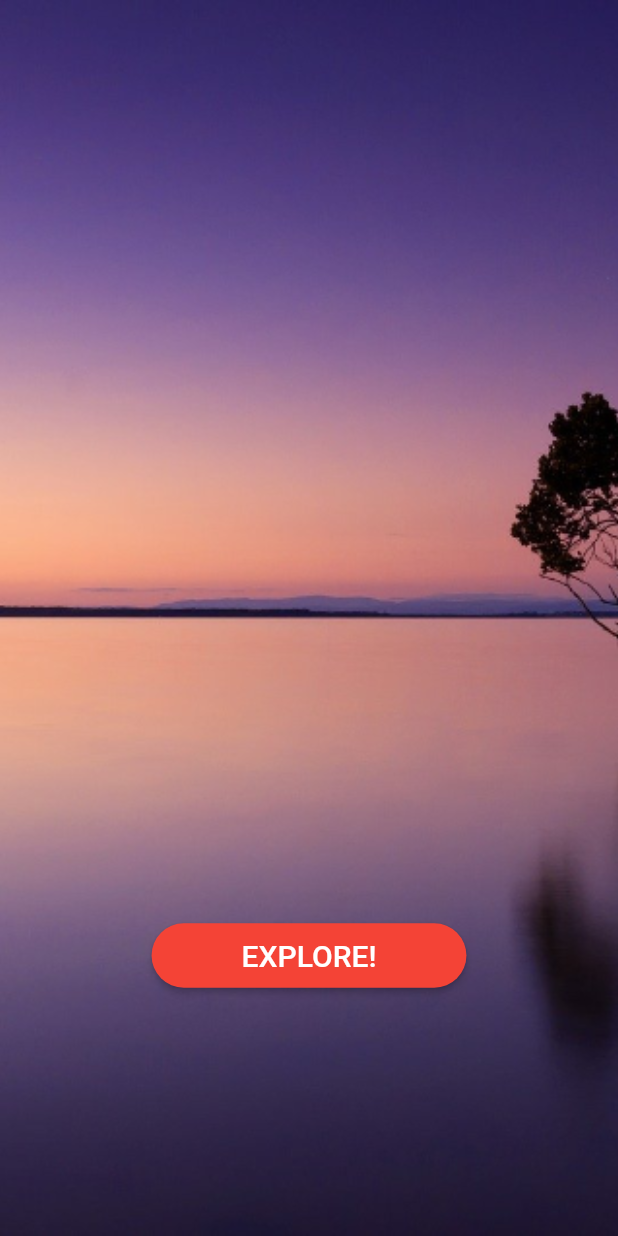
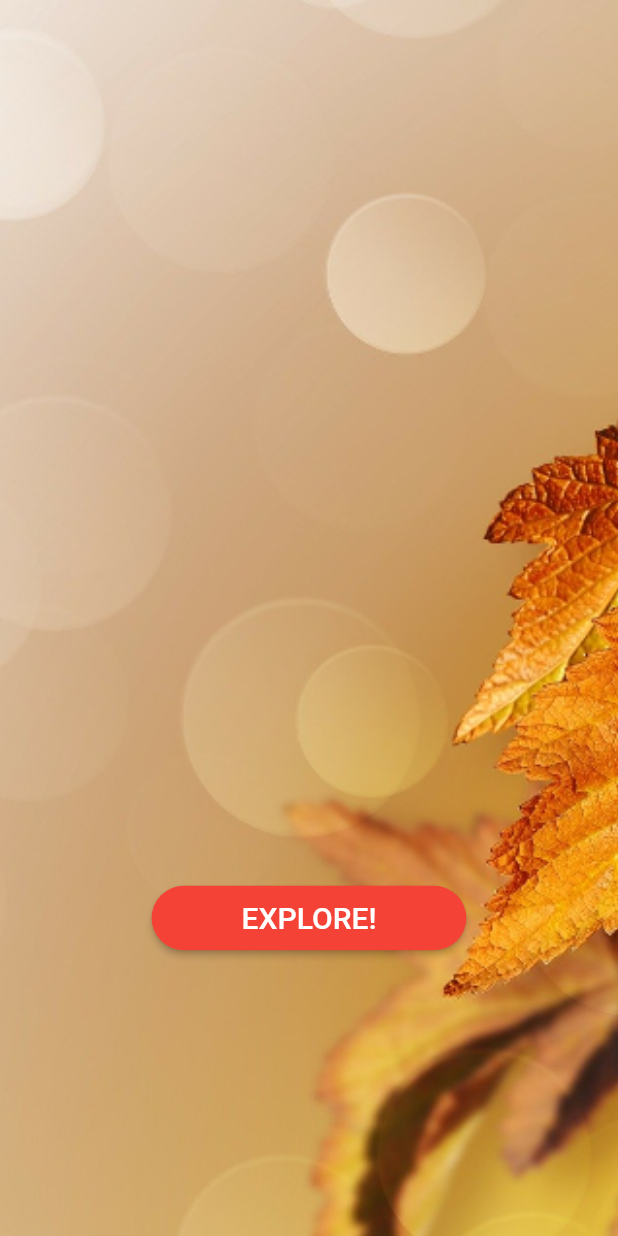
Before and after one commit to mehul-da/Charitea, a Flutter app: the screen it shows after launch, on a phone screen of 412 x 824 dp. Run offline on Flutter 3.47's test engine with Material 2 defaults, Android fonts, the phone set to English and light mode, and no system bars.

Commit message:
Added new background image.

```diff
--- a/lib/main.dart
+++ b/lib/main.dart
@@ -70,7 +70,7 @@ class _MyHomePageState extends State<MyHomePage> {
           child: Column(
             mainAxisAlignment: MainAxisAlignment.center,
             children: <Widget>[
-              Padding(padding: const EdgeInsets.only(top: 450), child: RaisedButton(
+              Padding(padding: const EdgeInsets.only(top: 400), child: RaisedButton(
                 shape: RoundedRectangleBorder(borderRadius: BorderRadius.circular(22)),
                 padding: const EdgeInsets.only(left: 60, right: 60, top: 10, bottom: 10),
                 onPressed: _incrementCounter,
```
Also changed, not shown: images/background.png, images/background2.png (added).
